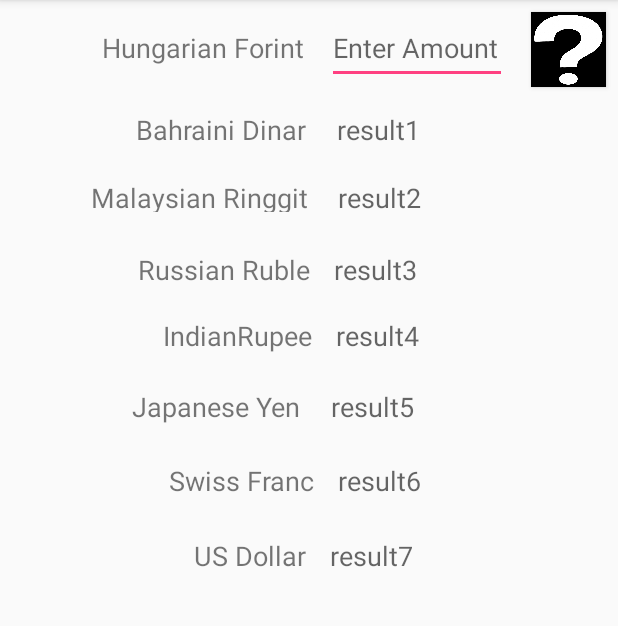
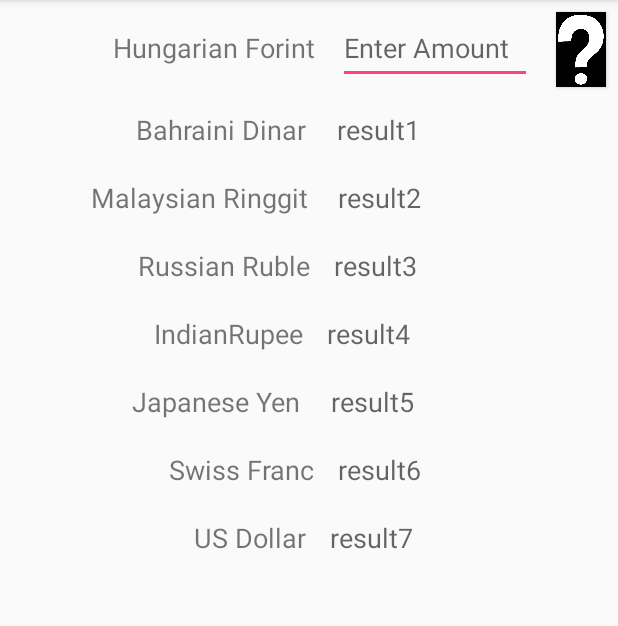
Before and after one commit to FirojaParveen/androidAssignment1, an Android app: the screen it shows after launch (MainActivity), on a phone screen of 412 x 824 dp, the part 84-710 px from its top. Run offline under Robolectric (Android 15) with nearby library versions, the phone set to English and light mode, and no system bars.

```diff
--- a/app/src/main/res/layout/activity_main.xml
+++ b/app/src/main/res/layout/activity_main.xml
@@ -18,7 +18,7 @@
 
             <TextView
                 android:id="@+id/textView1"
-                android:layout_width="200dp"
+                android:layout_width="164dp"
                 android:layout_height="26dp"
                 android:layout_marginBottom="8dp"
                 android:layout_marginEnd="8dp"
@@ -31,18 +31,18 @@
 
             <EditText
                 android:id="@+id/edittext1"
-                android:layout_width="120dp"
+                android:layout_width="129dp"
                 android:layout_height="47dp"
                 android:layout_marginBottom="8dp"
                 android:layout_marginEnd="8dp"
                 android:layout_marginStart="8dp"
                 android:layout_marginTop="8dp"
-                android:hint="Enter Amount"
-                android:layout_weight="2" />
+                android:layout_weight="2"
+                android:hint="Enter Amount" />
 
             <Button
                 android:id="@+id/imageButton"
-                android:layout_width="50dp"
+                android:layout_width="33dp"
                 android:layout_height="50dp"
                 android:layout_marginBottom="8dp"
                 android:layout_marginEnd="8dp"
@@ -63,7 +63,7 @@
             <TextView
                 android:id="@+id/textView3"
                 android:layout_width="wrap_content"
-                android:layout_height="wrap_content"
+                android:layout_height="29dp"
                 android:layout_marginBottom="8dp"
                 android:layout_marginEnd="8dp"
                 android:layout_marginStart="8dp"
@@ -96,7 +96,7 @@
             <TextView
                 android:id="@+id/textView5"
                 android:layout_width="wrap_content"
-                android:layout_height="22dp"
+                android:layout_height="29dp"
                 android:layout_marginBottom="8dp"
                 android:layout_marginEnd="8dp"
                 android:layout_marginStart="8dp"
@@ -109,7 +109,7 @@
             <TextView
                 android:id="@+id/textView10"
                 android:layout_width="136dp"
-                android:layout_height="32dp"
+                android:layout_height="29dp"
                 android:layout_marginBottom="8dp"
                 android:layout_marginEnd="8dp"
                 android:layout_marginStart="8dp"
@@ -127,7 +127,7 @@
             <TextView
                 android:id="@+id/textView6"
                 android:layout_width="wrap_content"
-                android:layout_height="22dp"
+                android:layout_height="29dp"
                 android:layout_marginBottom="8dp"
                 android:layout_marginEnd="8dp"
                 android:layout_marginStart="8dp"
@@ -140,7 +140,7 @@
             <TextView
                 android:id="@+id/textView11"
                 android:layout_width="136dp"
-                android:layout_height="28dp"
+                android:layout_height="29dp"
                 android:layout_marginBottom="8dp"
                 android:layout_marginEnd="8dp"
                 android:layout_marginStart="8dp"
@@ -155,23 +155,24 @@
             android:layout_height="wrap_content"
             android:orientation="horizontal"
             android:weightSum="10">
+
             <TextView
                 android:id="@+id/textView2"
-                android:layout_width="wrap_content"
-                android:layout_height="wrap_content"
+                android:layout_width="79dp"
+                android:layout_height="29dp"
                 android:layout_marginBottom="8dp"
                 android:layout_marginEnd="8dp"
                 android:layout_marginStart="8dp"
                 android:layout_marginTop="8dp"
+                android:layout_weight="7"
+                android:gravity="right"
                 android:text="IndianRupee"
-                android:textSize="18sp"
-                android:gravity="right"
-                android:layout_weight="7"/>
+                android:textSize="18sp" />
 
             <TextView
                 android:id="@+id/textView12"
                 android:layout_width="136dp"
-                android:layout_height="31dp"
+                android:layout_height="29dp"
                 android:layout_marginBottom="8dp"
                 android:layout_marginEnd="8dp"
                 android:layout_marginStart="8dp"
@@ -189,7 +190,7 @@
             <TextView
                 android:id="@+id/textView4"
                 android:layout_width="wrap_content"
-                android:layout_height="wrap_content"
+                android:layout_height="29dp"
                 android:layout_marginBottom="8dp"
                 android:layout_marginEnd="8dp"
                 android:layout_marginStart="8dp"
@@ -201,7 +202,7 @@
             <TextView
                 android:id="@+id/textView13"
                 android:layout_width="140dp"
-                android:layout_height="33dp"
+                android:layout_height="29dp"
                 android:layout_marginBottom="8dp"
                 android:layout_marginEnd="8dp"
                 android:layout_marginStart="8dp"
@@ -221,7 +222,7 @@
             <TextView
                 android:id="@+id/textView7"
                 android:layout_width="wrap_content"
-                android:layout_height="24dp"
+                android:layout_height="29dp"
                 android:layout_marginBottom="8dp"
                 android:layout_marginEnd="8dp"
                 android:layout_marginStart="8dp"
@@ -233,7 +234,7 @@
             <TextView
                 android:id="@+id/textView14"
                 android:layout_width="144dp"
-                android:layout_height="34dp"
+                android:layout_height="29dp"
                 android:layout_marginBottom="8dp"
                 android:layout_marginEnd="8dp"
                 android:layout_marginStart="8dp"
@@ -251,7 +252,7 @@
             <TextView
                 android:id="@+id/textView8"
                 android:layout_width="wrap_content"
-                android:layout_height="wrap_content"
+                android:layout_height="26dp"
                 android:layout_marginBottom="8dp"
                 android:layout_marginEnd="8dp"
                 android:layout_marginStart="8dp"
```
